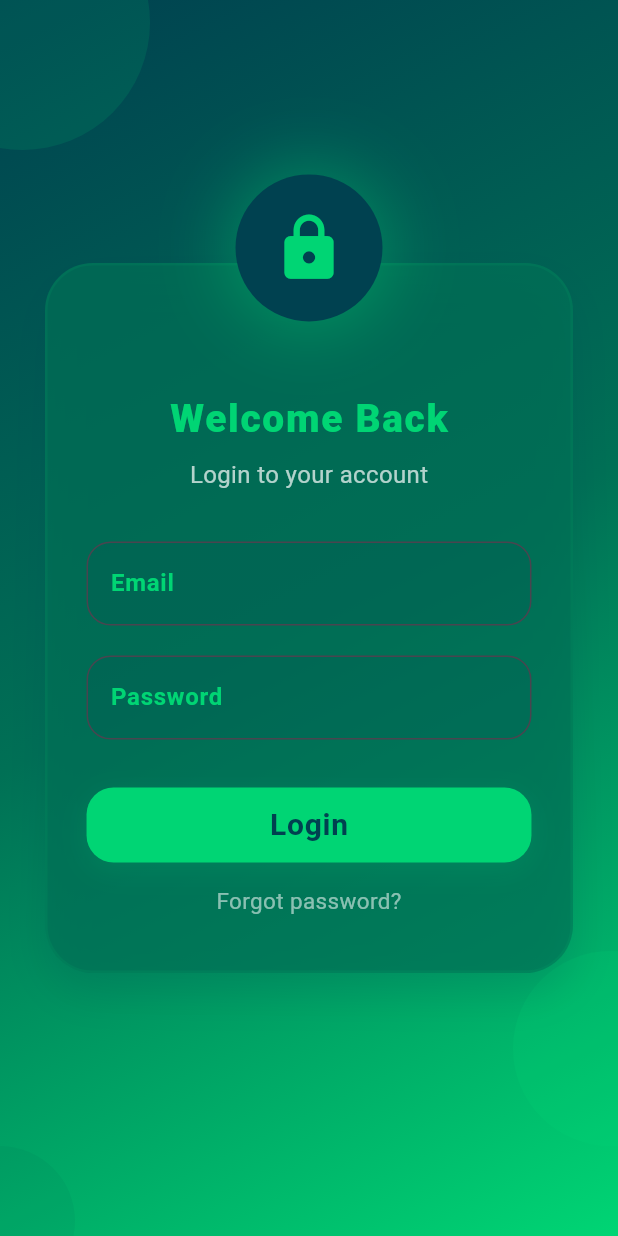
After one commit to h0996g/soCodeFlutter, a Flutter app: the screen it shows after launch, on a phone screen of 412 x 824 dp. The commit adds this screen. Run offline on Flutter 3.47's test engine with Material 3 defaults, Android fonts, the phone set to English and light mode, and no system bars.

Commit message:
Refactor login page and related widgets into separate files for improved organization and maintainability

```diff
--- /dev/null
+++ b/lib/Auth/Login/Views/login.dart
@@ -0,0 +1,61 @@
+import 'package:flutter/material.dart';
+import 'package:socode/Auth/Login/Views/widgets/circular_avatar_widget.dart';
+import 'package:socode/Auth/Login/Views/widgets/circular_positioned_container_widget.dart';
+import 'package:socode/Auth/Login/Views/widgets/form_widget.dart';
+import 'package:socode/Auth/Login/Views/widgets/gradient_container_widget.dart';
+
+import 'package:socode/Other/colors.dart';
+
+class AdvancedLoginPage extends StatelessWidget {
+  const AdvancedLoginPage({super.key});
+
+  @override
+  Widget build(BuildContext context) {
+    return Scaffold(
+      // Gradient background
+      body: Stack(
+        children: [
+          const GradientContainerWidget(),
+          CircularPositionedContainerWidget(
+            top: -70,
+            left: -70,
+            width: 170,
+            height: 170,
+            color: AppColors.first.withValues(alpha: 0.12),
+          ),
+          CircularPositionedContainerWidget(
+            bottom: 60,
+            right: -60,
+            width: 130,
+            height: 130,
+            color: AppColors.first.withValues(alpha: 0.17),
+          ),
+          CircularPositionedContainerWidget(
+            bottom: -40,
+            left: -50,
+            width: 100,
+            height: 100,
+            color: AppColors.second.withValues(alpha: 0.11),
+          ),
+
+          // Center login card with blur (glass-morphism)
+          const Align(
+            alignment: Alignment.center,
+            child: Padding(
+              padding: EdgeInsets.symmetric(horizontal: 30.0),
+              child: Stack(
+                clipBehavior: Clip.none,
+                children: [
+                  //Form
+                  CustomFormContainerWidget(),
+                  // Glowing logo/icon above the card
+                  CircularAvatarWidget(),
+                ],
+              ),
+            ),
+          ),
+        ],
+      ),
+    );
+  }
+}
--- /dev/null
+++ b/lib/Auth/Login/Views/widgets/circular_avatar_widget.dart
@@ -0,0 +1,32 @@
+import 'package:flutter/material.dart';
+import 'package:socode/Other/colors.dart';
+
+class CircularAvatarWidget extends StatelessWidget {
+  const CircularAvatarWidget({super.key});
+
+  @override
+  Widget build(BuildContext context) {
+    return Positioned(
+      top: -59,
+      left: 0,
+      right: 0,
+      child: Container(
+        decoration: BoxDecoration(
+          shape: BoxShape.circle,
+          boxShadow: [
+            BoxShadow(
+              color: AppColors.first.withValues(alpha: 0.38),
+              blurRadius: 40,
+              spreadRadius: 5,
+            ),
+          ],
+        ),
+        child: CircleAvatar(
+          radius: 49,
+          backgroundColor: AppColors.third,
+          child: Icon(Icons.lock_rounded, color: AppColors.first, size: 49),
+        ),
+      ),
+    );
+  }
+}
--- /dev/null
+++ b/lib/Auth/Login/Views/widgets/circular_positioned_container_widget.dart
@@ -0,0 +1,41 @@
+import 'package:flutter/material.dart';
+import 'package:socode/Other/colors.dart';
+
+class CircularPositionedContainerWidget extends StatelessWidget {
+  final double? top;
+  final double? left;
+  final double? right;
+  final double? bottom;
+  final double? width;
+  final double? height;
+  final Color? color;
+
+  const CircularPositionedContainerWidget({
+    super.key,
+    this.top,
+    this.left,
+    this.right,
+    this.bottom,
+    this.width,
+    this.height,
+    this.color,
+  });
+
+  @override
+  Widget build(BuildContext context) {
+    return Positioned(
+      top: top,
+      left: left,
+      right: right,
+      bottom: bottom,
+      child: Container(
+        width: width,
+        height: height,
+        decoration: BoxDecoration(
+          shape: BoxShape.circle,
+          color: color ?? AppColors.first.withValues(alpha: 0.12),
+        ),
+      ),
+    );
+  }
+}
--- /dev/null
+++ b/lib/Auth/Login/Views/widgets/form_widget.dart
@@ -0,0 +1,64 @@
+import 'package:flutter/material.dart';
+import 'package:socode/Components/custom_button_widget.dart';
+import 'package:socode/Components/text_field.dart';
+import 'package:socode/Other/colors.dart';
+
+class CustomFormContainerWidget extends StatelessWidget {
+  const CustomFormContainerWidget({super.key});
+
+  @override
+  Widget build(BuildContext context) {
+    return Container(
+      padding: EdgeInsets.symmetric(horizontal: 26, vertical: 36),
+      decoration: BoxDecoration(
+        color: AppColors.second.withValues(alpha: 0.69),
+        borderRadius: BorderRadius.circular(32),
+        boxShadow: [
+          BoxShadow(
+            color: AppColors.third.withValues(alpha: 0.20),
+            blurRadius: 24,
+            offset: Offset(0, 12),
+          ),
+        ],
+        border: Border.all(
+          color: AppColors.first.withValues(alpha: 0.08),
+          width: 1.7,
+        ),
+      ),
+      child: Column(
+        mainAxisSize: MainAxisSize.min,
+        children: [
+          SizedBox(height: 48),
+          Text(
+            'Welcome Back',
+            style: TextStyle(
+              color: AppColors.first,
+              fontSize: 26,
+              fontWeight: FontWeight.w900,
+              letterSpacing: 1.1,
+            ),
+          ),
+          SizedBox(height: 7),
+          Text(
+            'Login to your account',
+            style: TextStyle(color: Colors.white70, fontSize: 16),
+          ),
+          SizedBox(height: 33),
+          CustomTextFieldWidget(
+            labelText: 'Email',
+            keyboardType: TextInputType.emailAddress,
+          ),
+          SizedBox(height: 20),
+          CustomTextFieldWidget(labelText: 'Password', isPassword: true),
+          SizedBox(height: 32),
+          CustomButtonWidget(buttonText: 'Login', onPressed: () {}),
+          SizedBox(height: 15),
+          Text(
+            "Forgot password?",
+            style: TextStyle(color: Colors.white54, fontSize: 15),
+          ),
+        ],
+      ),
+    );
+  }
+}
--- /dev/null
+++ b/lib/Auth/Login/Views/widgets/gradient_container_widget.dart
@@ -0,0 +1,19 @@
+import 'package:flutter/material.dart';
+import 'package:socode/Other/colors.dart';
+
+class GradientContainerWidget extends StatelessWidget {
+  const GradientContainerWidget({super.key});
+
+  @override
+  Widget build(BuildContext context) {
+    return Container(
+      decoration: BoxDecoration(
+        gradient: LinearGradient(
+          colors: [AppColors.third, AppColors.second, AppColors.first],
+          begin: Alignment.topLeft,
+          end: Alignment.bottomRight,
+        ),
+      ),
+    );
+  }
+}
--- /dev/null
+++ b/lib/Components/custom_button_widget.dart
@@ -0,0 +1,45 @@
+import 'package:flutter/material.dart';
+import 'package:socode/Other/colors.dart';
+
+class CustomButtonWidget extends StatelessWidget {
+  final String buttonText;
+  final VoidCallback onPressed;
+
+  const CustomButtonWidget({
+    super.key,
+    required this.buttonText,
+    required this.onPressed,
+  });
+
+  @override
+  Widget build(BuildContext context) {
+    return GestureDetector(
+      onTap: onPressed,
+      child: Container(
+        width: double.infinity,
+        height: 50,
+        decoration: BoxDecoration(
+          color: AppColors.first,
+          borderRadius: BorderRadius.circular(18),
+          boxShadow: [
+            BoxShadow(
+              color: AppColors.first.withValues(alpha: 0.15),
+              blurRadius: 16,
+              offset: Offset(0, 5),
+            ),
+          ],
+        ),
+        alignment: Alignment.center,
+        child: Text(
+          buttonText,
+          style: TextStyle(
+            color: AppColors.third,
+            fontWeight: FontWeight.bold,
+            fontSize: 20,
+            letterSpacing: 0.5,
+          ),
+        ),
+      ),
+    );
+  }
+}
--- /dev/null
+++ b/lib/Components/text_field.dart
@@ -0,0 +1,38 @@
+import 'package:flutter/material.dart';
+import 'package:socode/Other/colors.dart';
+
+class CustomTextFieldWidget extends StatelessWidget {
+  final String labelText;
+  final bool isPassword;
+  final TextInputType keyboardType;
+
+  const CustomTextFieldWidget({
+    super.key,
+    required this.labelText,
+    this.isPassword = false,
+    this.keyboardType = TextInputType.text,
+  });
+
+  @override
+  Widget build(BuildContext context) {
+    return TextField(
+      decoration: InputDecoration(
+        labelText: labelText,
+        labelStyle: TextStyle(
+          color: AppColors.first,
+          fontWeight: FontWeight.w600,
+        ),
+        filled: true,
+        fillColor: AppColors.third.withValues(alpha: 0.13),
+        border: OutlineInputBorder(borderRadius: BorderRadius.circular(16)),
+        focusedBorder: OutlineInputBorder(
+          borderSide: BorderSide(color: AppColors.first, width: 2),
+          borderRadius: BorderRadius.circular(16),
+        ),
+      ),
+      style: TextStyle(color: Colors.white),
+      obscureText: isPassword,
+      keyboardType: keyboardType,
+    );
+  }
+}
--- a/lib/1.dart
+++ b/lib/Other/1.dart
@@ -1,5 +1,5 @@
 import 'package:flutter/material.dart';
-import 'package:socode/colors.dart';
+import 'package:socode/Other/colors.dart';
 
 class MySimpleApp extends StatelessWidget {
   const MySimpleApp({super.key});
--- a/lib/2.dart
+++ b/lib/Other/2.dart
@@ -1,7 +1,7 @@
 import 'dart:ui';
 
 import 'package:flutter/material.dart';
-import 'package:socode/colors.dart';
+import 'package:socode/Other/colors.dart';
 
 class ExpandedOnlyExample extends StatelessWidget {
   @override
--- a/lib/3.dart
+++ b/lib/Other/3.dart
@@ -1,5 +1,5 @@
 import 'package:flutter/material.dart';
-import 'package:socode/colors.dart';
+import 'package:socode/Other/colors.dart';
 
 class SafeAreaScrollIconButtonDemo extends StatelessWidget {
   const SafeAreaScrollIconButtonDemo({super.key});
--- a/lib/4.dart
+++ b/lib/Other/4.dart
@@ -1,5 +1,5 @@
 import 'package:flutter/material.dart';
-import 'package:socode/colors.dart';
+import 'package:socode/Other/colors.dart';
 
 class StackContainerDemo extends StatelessWidget {
   const StackContainerDemo({super.key});
--- a/lib/5.dart
+++ b/lib/Other/5.dart
@@ -1,5 +1,5 @@
 import 'package:flutter/material.dart';
-import 'package:socode/colors.dart';
+import 'package:socode/Other/colors.dart';
 
 class SimpleLoginPage extends StatelessWidget {
   const SimpleLoginPage({super.key});
```
Also changed, not shown: lib/6.dart (deleted, +0 -230 lines), lib/Other/list/1.dart (added, +58 -0 lines), lib/main.dart (+2 -9 lines), lib/Other/colors.dart (renamed from lib/colors.dart).
